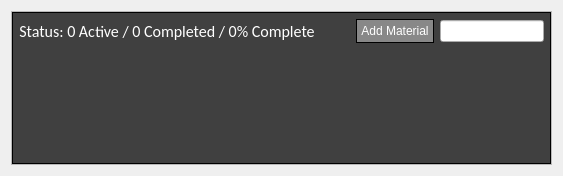
Above: Forms/MaterialStatusBar.ui from Michael-R-R/GW2_Tool_Hub before the change. Below: the same form after it.
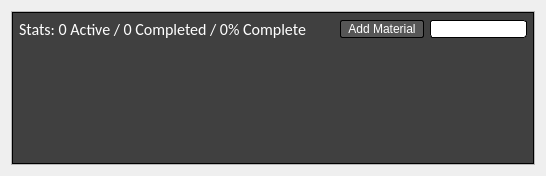
That is the form after the change.

```diff
--- a/Forms/MaterialStatusBar.ui
+++ b/Forms/MaterialStatusBar.ui
@@ -6,7 +6,7 @@
    <rect>
     <x>0</x>
     <y>0</y>
-    <width>563</width>
+    <width>546</width>
     <height>176</height>
    </rect>
   </property>
@@ -17,7 +17,81 @@
    <item>
     <widget class="QScrollArea" name="scrollArea">
      <property name="styleSheet">
-      <string notr="true"/>
+      <string notr="true">QScrollBar:horizontal
+{
+    border: 1px solid #222222;
+    background-color: #3d3d3d;
+    height: 15px;
+    margin: 0px 16px 0 16px;
+}
+
+QScrollBar::handle:horizontal
+{
+	background-color: qlineargradient(spread:repeat, x1:1, y1:0, x2:1, y2:1, stop:0 rgba(97, 97, 97, 255),stop:1 rgba(90, 90, 90, 255));
+	border: 1px solid #2d2d2d;
+    min-height: 20px;
+}
+
+QScrollBar::add-line:horizontal
+{
+	background-color: qlineargradient(spread:repeat, x1:1, y1:0, x2:1, y2:1, stop:0 rgba(97, 97, 97, 255),stop:1 rgba(90, 90, 90, 255));
+	border: 1px solid #2d2d2d;
+    width: 15px;
+    subcontrol-position: right;
+    subcontrol-origin: margin;
+}
+
+QScrollBar::sub-line:horizontal
+{
+	background-color: qlineargradient(spread:repeat, x1:1, y1:0, x2:1, y2:1, stop:0 rgba(97, 97, 97, 255),stop:1 rgba(90, 90, 90, 255));
+	border: 1px solid #2d2d2d;
+    width: 15px;
+    subcontrol-position: left;
+    subcontrol-origin: margin;
+}
+
+QScrollBar::add-page:horizontal, QScrollBar::sub-page:horizontal
+{
+    background: none;
+}
+
+QScrollBar:vertical
+{
+    background-color: #3d3d3d;
+    width: 16px;
+	border: 1px solid #2d2d2d;
+    margin: 16px 0px 16px 0px;
+}
+
+QScrollBar::handle:vertical
+{
+    background-color: qlineargradient(spread:repeat, x1:1, y1:0, x2:1, y2:1, stop:0 rgba(97, 97, 97, 255),stop:1 rgba(90, 90, 90, 255));
+	border: 1px solid #2d2d2d;
+    min-height: 20px;
+}
+
+QScrollBar::add-line:vertical
+{
+	background-color: qlineargradient(spread:repeat, x1:1, y1:0, x2:1, y2:1, stop:0 rgba(97, 97, 97, 255),stop:1 rgba(90, 90, 90, 255));
+	border: 1px solid #2d2d2d;
+    height: 15px;
+    subcontrol-position: bottom;
+    subcontrol-origin: margin;
+}
+
+QScrollBar::sub-line:vertical
+{
+	background-color: qlineargradient(spread:repeat, x1:1, y1:0, x2:1, y2:1,     			stop:0 rgba(97, 97, 97, 255),stop:1 rgba(90, 90, 90, 255));
+	border: 1px solid #2d2d2d;
+    height: 15px;
+    subcontrol-position: top;
+    subcontrol-origin: margin;
+}
+
+QScrollBar::add-page:vertical, QScrollBar::sub-page:vertical
+{
+    background: none;
+}</string>
      </property>
      <property name="horizontalScrollBarPolicy">
       <enum>Qt::ScrollBarAsNeeded</enum>
@@ -30,7 +104,7 @@
        <rect>
         <x>0</x>
         <y>0</y>
-        <width>543</width>
+        <width>526</width>
         <height>156</height>
        </rect>
       </property>
@@ -58,10 +132,28 @@
 
 QPushButton
 {
-	background-color: rgb(136, 136, 136);
+	background-color: rgba(136, 136, 136, 30%);
 	color: white;
+	min-width: 80px;
+	border-style: solid;
+	border-width: 1px;
+	border-radius: 2px;
+	border-color: black;
+	padding: 1px;
+}
+
+QPushButton::flat
+{
+	background-color: transparent;
+	border: none;
+	color: #fff;
+}
+
+QPushButton::hover
+{
+	background-color: rgba(0, 39, 255, 20%);
 	border: 1px solid black;
-    padding: 4px;
+
 }
 
 QPushButton:pressed 
@@ -72,6 +164,14 @@
 QLabel
 {
 	color: white;
+}
+
+QLineEdit
+{
+	border-style: solid;
+	border-width: 1px;
+	border-radius: 3px;
+	border-color: black;
 }</string>
          </property>
          <property name="frameShape">
@@ -112,7 +212,7 @@
                <string notr="true">border: 0px solid black;</string>
               </property>
               <property name="text">
-               <string>Status: 0 Active / 0 Completed / 0% Complete</string>
+               <string>Stats: 0 Active / 0 Completed / 0% Complete</string>
               </property>
               <property name="alignment">
                <set>Qt::AlignCenter</set>
```
